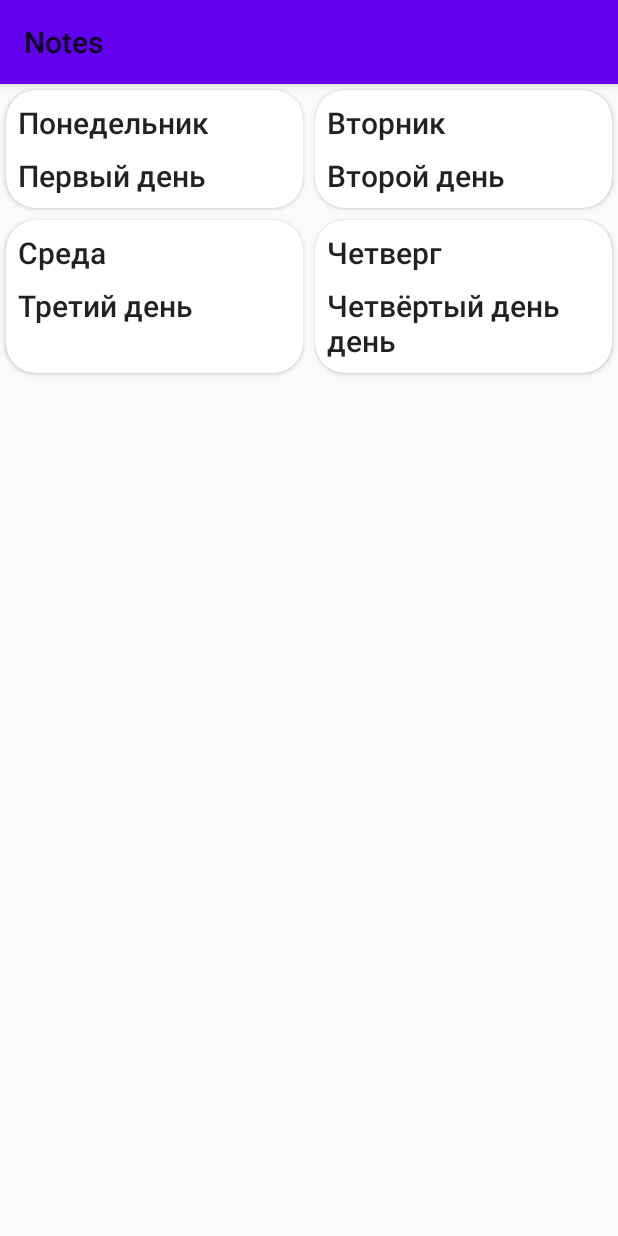
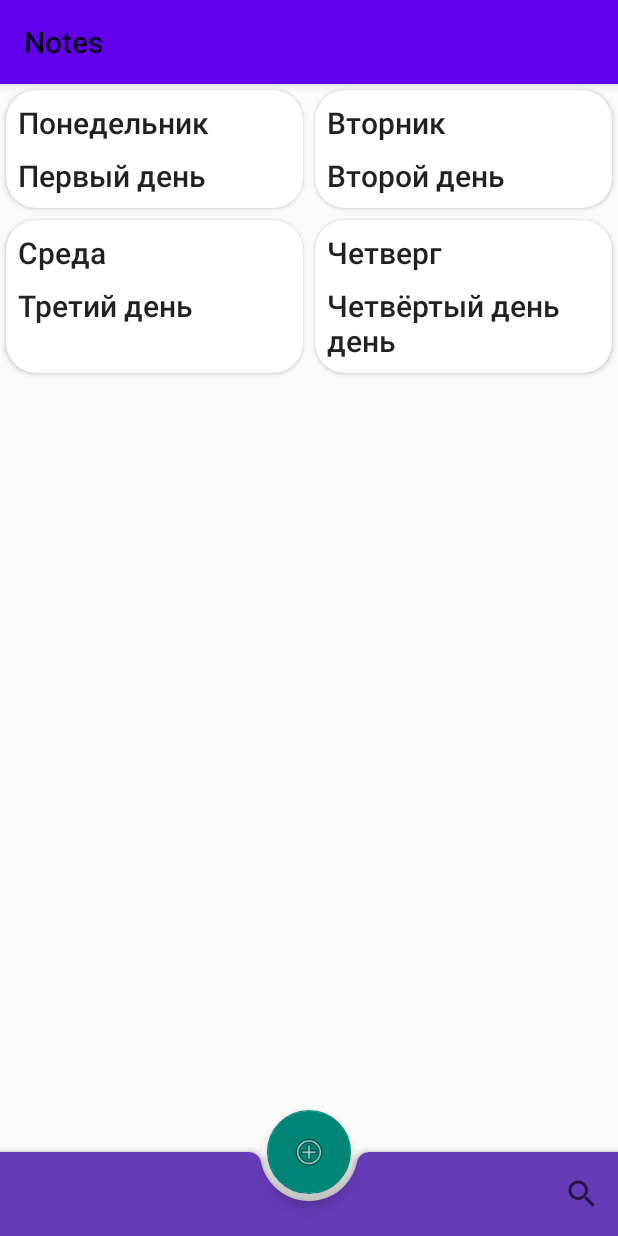
Before and after one commit to S-Aleksey-V/First-Kotlin, an Android app: the screen it shows after launch (MainActivity), on a phone screen of 412 x 824 dp. Run offline under Robolectric (Android 15) with nearby library versions, the phone set to English and light mode, and no system bars.

Commit message:
add bottomappbar

```diff
--- a/app/build.gradle
+++ b/app/build.gradle
@@ -50,6 +50,7 @@ dependencies {
     implementation "org.jetbrains.kotlin:kotlin-stdlib-jdk7:$kotlin_version"
     implementation "androidx.cardview:cardview:1.0.0"
     implementation "androidx.coordinatorlayout:coordinatorlayout:1.1.0"
+    implementation 'com.google.android.material:material:1.3.0-rc01'
 
     def lifecycle_version = "2.2.0"
     implementation "androidx.lifecycle:lifecycle-livedata-ktx:$lifecycle_version"
--- a/app/src/main/java/me/tolkstudio/firstkotlin/ui/MainActivity.kt
+++ b/app/src/main/java/me/tolkstudio/firstkotlin/ui/MainActivity.kt
@@ -1,6 +1,8 @@
 package me.tolkstudio.firstkotlin.ui
 
 import android.os.Bundle
+import android.view.Menu
+import android.view.MenuItem
 import androidx.appcompat.app.AppCompatActivity
 import androidx.lifecycle.Observer
 import androidx.lifecycle.ViewModelProvider
@@ -18,7 +20,7 @@ class MainActivity : AppCompatActivity() {
         super.onCreate(savedInstanceState)
         setContentView(R.layout.activity_main)
 
-        setSupportActionBar(toolbar)
+        setSupportActionBar(bottom_app_bar)
         viewModel = ViewModelProvider(this).get(MainViewModel::class.java)
         adapter = MainAdapter()
         mainRecycler.adapter = adapter
@@ -27,4 +29,11 @@ class MainActivity : AppCompatActivity() {
             state?.let { adapter.notes = state.notes }
         })
     }
+
+    override fun onCreateOptionsMenu(menu: Menu): Boolean {
+        val inflater = menuInflater
+        inflater.inflate(R.menu.bottomappbar, menu)
+        return true
+    }
+
 }
--- a/app/src/main/res/layout/activity_main.xml
+++ b/app/src/main/res/layout/activity_main.xml
@@ -20,6 +20,7 @@
             app:title="Notes" />
     </com.google.android.material.appbar.AppBarLayout>
 
+
     <androidx.recyclerview.widget.RecyclerView
         android:id="@+id/mainRecycler"
         android:layout_width="match_parent"
@@ -29,4 +30,22 @@
         app:spanCount="2"
         tools:listitem="@layout/item_note" />
 
+
+    <com.google.android.material.bottomappbar.BottomAppBar
+        android:id="@+id/bottom_app_bar"
+        android:layout_width="match_parent"
+        android:layout_height="wrap_content"
+        android:layout_gravity="bottom"
+        app:backgroundTint="#673AB7"
+        app:fabAlignmentMode="center"/>
+
+
+    <com.google.android.material.floatingactionbutton.FloatingActionButton
+        android:id="@+id/fab"
+        android:layout_width="wrap_content"
+        android:layout_height="wrap_content"
+        android:src="@android:drawable/ic_menu_add"
+        app:layout_anchor="@id/bottom_app_bar"/>
+
+
 </androidx.coordinatorlayout.widget.CoordinatorLayout>
--- /dev/null
+++ b/app/src/main/res/menu/bottomappbar.xml
@@ -0,0 +1,15 @@
+<?xml version="1.0" encoding="utf-8"?>
+<menu xmlns:tools="http://schemas.android.com/tools"
+    xmlns:app="http://schemas.android.com/apk/res-auto"
+    xmlns:android="http://schemas.android.com/apk/res/android">
+
+
+
+    <item
+        android:id="@+id/app_bar_search"
+        android:icon="@android:drawable/ic_menu_search"
+        android:title="@string/search"
+        app:actionViewClass="androidx.appcompat.widget.SearchView"
+        app:showAsAction="ifRoom"/>
+
+</menu>
--- a/app/src/main/res/values/strings.xml
+++ b/app/src/main/res/values/strings.xml
@@ -2,4 +2,6 @@
     <string name="app_name">First Kotlin</string>
     <string name="first_lesson">First Lesson</string>
     <string name="push">Push</string>
+    <string name="search">Search</string>
+    <string name="action_settings">settings</string>
 </resources>
```
